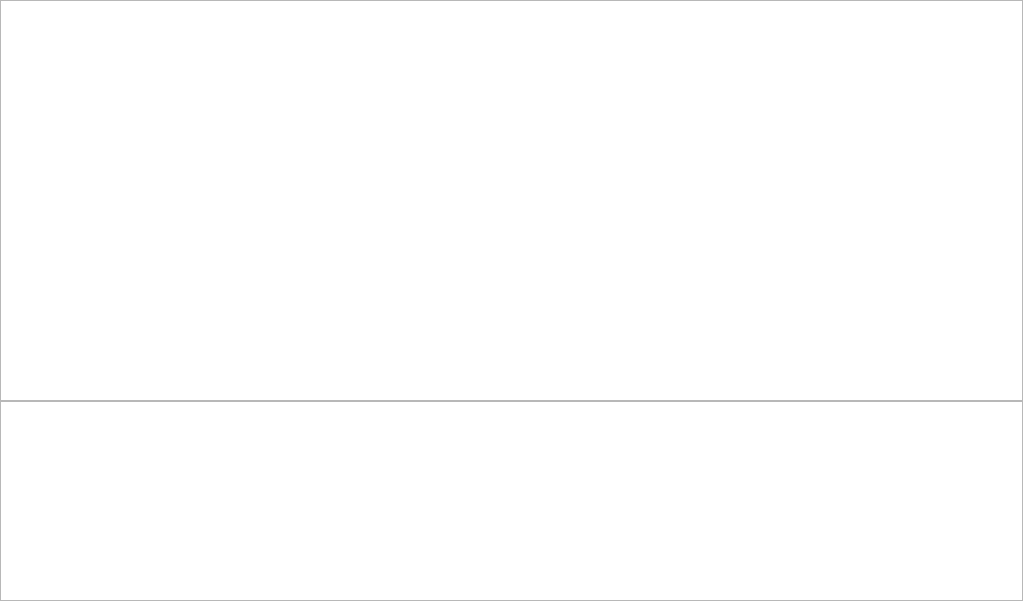
The window that fontwidget.ui (yayapoi/mud) describes before a commit, drawn with Qt 5.
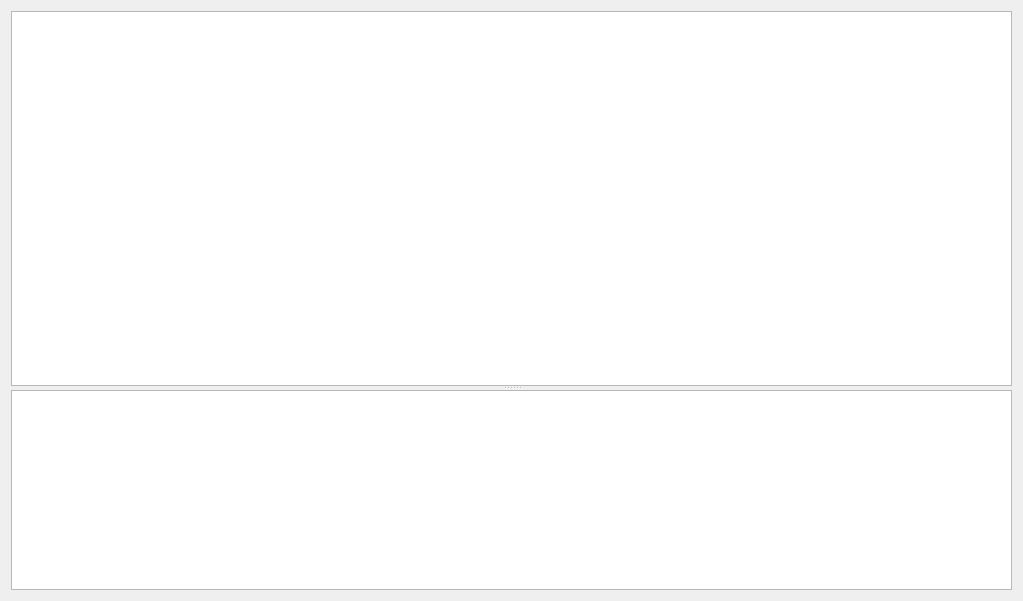
The same window after the commit.

```diff
--- a/fontwidget.ui
+++ b/fontwidget.ui
@@ -14,22 +14,11 @@
    <string>Form</string>
   </property>
   <layout class="QGridLayout" name="gridLayout">
-   <property name="leftMargin">
-    <number>0</number>
-   </property>
-   <property name="topMargin">
-    <number>0</number>
-   </property>
-   <property name="rightMargin">
-    <number>0</number>
-   </property>
-   <property name="bottomMargin">
-    <number>0</number>
-   </property>
-   <property name="spacing">
-    <number>0</number>
-   </property>
    <item row="0" column="0">
+    <widget class="QSplitter" name="splitter">
+     <property name="orientation">
+      <enum>Qt::Vertical</enum>
+     </property>
     <widget class="QTextEdit" name="fightEdit">
      <property name="html">
       <string>&lt;!DOCTYPE HTML PUBLIC &quot;-//W3C//DTD HTML 4.0//EN&quot; &quot;http://www.w3.org/TR/REC-html40/strict.dtd&quot;&gt;
@@ -39,8 +28,6 @@
 &lt;p style=&quot;-qt-paragraph-type:empty; margin-top:0px; margin-bottom:0px; margin-left:0px; margin-right:0px; -qt-block-indent:0; text-indent:0px;&quot;&gt;&lt;br /&gt;&lt;/p&gt;&lt;/body&gt;&lt;/html&gt;</string>
      </property>
     </widget>
-   </item>
-   <item row="1" column="0">
     <widget class="QTextEdit" name="tmpEdit">
      <property name="maximumSize">
       <size>
@@ -48,6 +35,7 @@
        <height>200</height>
       </size>
      </property>
+     </widget>
     </widget>
    </item>
   </layout>
```
Lines whose indentation alone changed are shown as unchanged.
